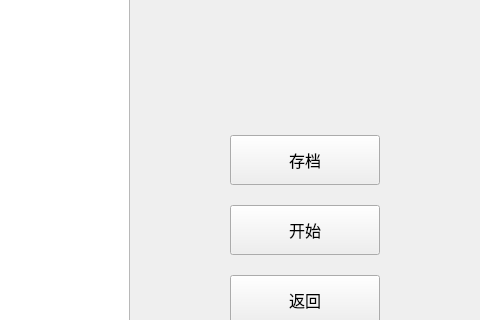
Before: the Qt Designer form gamescene.ui in GoldenSeS/Tetris_Golden, drawn with Qt 5; both pictures show x 320 to 800 and y 565 to 885 of the 800 by 1000 pixel window.
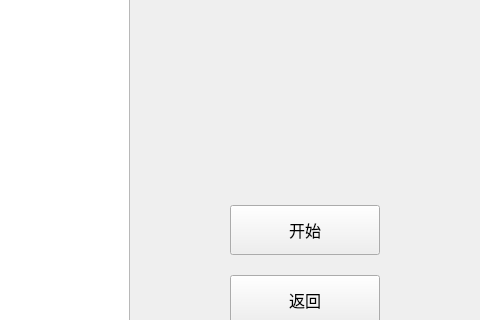
After: the same form once the commit is applied.

Diff of the .ui file:
```diff
--- a/gamescene.ui
+++ b/gamescene.ui
@@ -124,25 +124,6 @@
     <string>开始</string>
    </property>
   </widget>
-  <widget class="QPushButton" name="save_btn">
-   <property name="geometry">
-    <rect>
-     <x>550</x>
-     <y>700</y>
-     <width>150</width>
-     <height>50</height>
-    </rect>
-   </property>
-   <property name="font">
-    <font>
-     <family>Agency FB</family>
-     <pointsize>12</pointsize>
-    </font>
-   </property>
-   <property name="text">
-    <string>存档</string>
-   </property>
-  </widget>
   <widget class="QLabel" name="pauseLabel">
    <property name="geometry">
     <rect>
```
